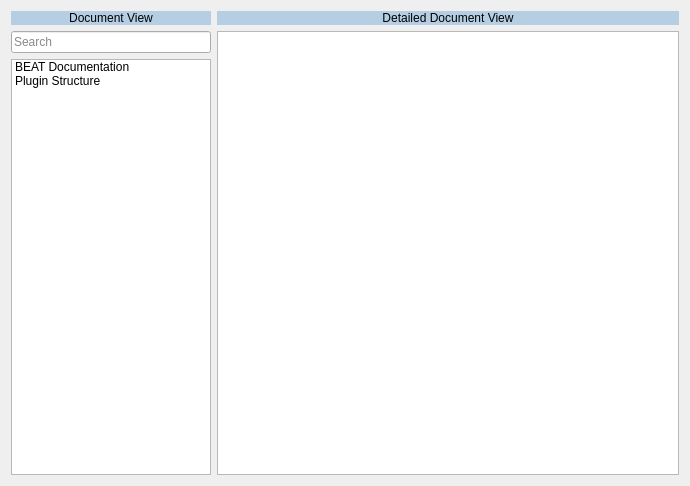
Old version of the form src/GUI/ui_files/popups/documentationView.ui in the repository adalio0/BATT5.
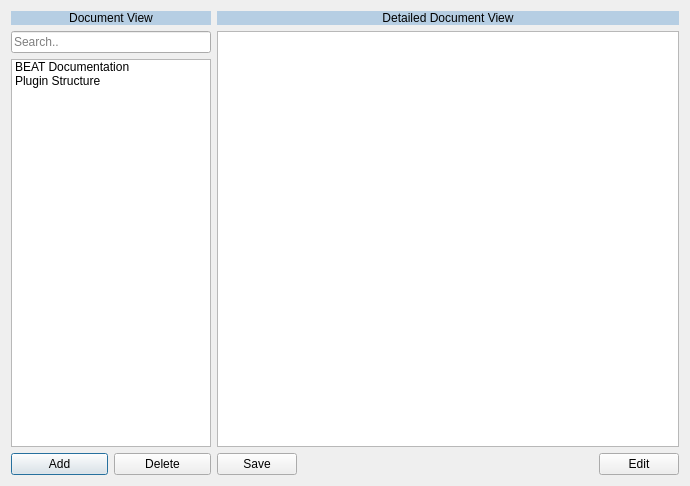
New version of the form.

Commit message: added buttons to document view and added some functionality to the edit button

```diff
--- a/src/GUI/ui_files/popups/documentationView.ui
+++ b/src/GUI/ui_files/popups/documentationView.ui
@@ -46,12 +46,8 @@
            <height>16777215</height>
           </size>
          </property>
-         <property name="styleSheet">
-          <string notr="true">color: rgb(136, 138, 133);
-font: 57 italic 11pt &quot;Ubuntu&quot;;</string>
-         </property>
-         <property name="text">
-          <string>Search</string>
+         <property name="placeholderText">
+          <string>Search..</string>
          </property>
         </widget>
        </item>
@@ -75,6 +71,36 @@
          </item>
         </widget>
        </item>
+       <item>
+        <layout class="QHBoxLayout" name="horizontalLayout_3">
+         <item>
+          <widget class="QPushButton" name="addButton">
+           <property name="maximumSize">
+            <size>
+             <width>100</width>
+             <height>16777215</height>
+            </size>
+           </property>
+           <property name="text">
+            <string>Add</string>
+           </property>
+          </widget>
+         </item>
+         <item>
+          <widget class="QPushButton" name="deleteButton">
+           <property name="maximumSize">
+            <size>
+             <width>100</width>
+             <height>16777215</height>
+            </size>
+           </property>
+           <property name="text">
+            <string>Delete</string>
+           </property>
+          </widget>
+         </item>
+        </layout>
+       </item>
       </layout>
      </item>
      <item>
@@ -99,6 +125,43 @@
          </property>
         </widget>
        </item>
+       <item>
+        <layout class="QHBoxLayout" name="horizontalLayout_4">
+         <item>
+          <widget class="QPushButton" name="saveButton">
+           <property name="text">
+            <string>Save</string>
+           </property>
+          </widget>
+         </item>
+         <item>
+          <spacer name="horizontalSpacer">
+           <property name="orientation">
+            <enum>Qt::Horizontal</enum>
+           </property>
+           <property name="sizeHint" stdset="0">
+            <size>
+             <width>40</width>
+             <height>20</height>
+            </size>
+           </property>
+          </spacer>
+         </item>
+         <item>
+          <widget class="QPushButton" name="editButton">
+           <property name="maximumSize">
+            <size>
+             <width>100</width>
+             <height>16777215</height>
+            </size>
+           </property>
+           <property name="text">
+            <string>Edit</string>
+           </property>
+          </widget>
+         </item>
+        </layout>
+       </item>
       </layout>
      </item>
     </layout>
```
The commit also changes 2 other files.
